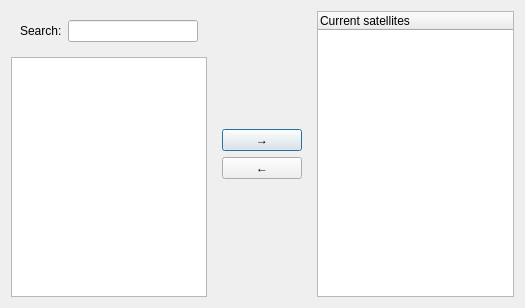
Above: addRemove/addRemove_window.ui from spel-uchile/Pypredict before the change. Below: the same form after it.
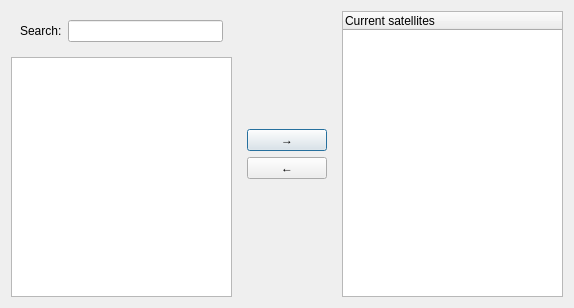
That is the form after the change.

Commit message: Increased the width of the table and the list.

Patch:
```diff
--- a/addRemove/addRemove_window.ui
+++ b/addRemove/addRemove_window.ui
@@ -6,7 +6,7 @@
    <rect>
     <x>0</x>
     <y>0</y>
-    <width>525</width>
+    <width>574</width>
     <height>308</height>
    </rect>
   </property>
```
The commit also changes 2 other files.
